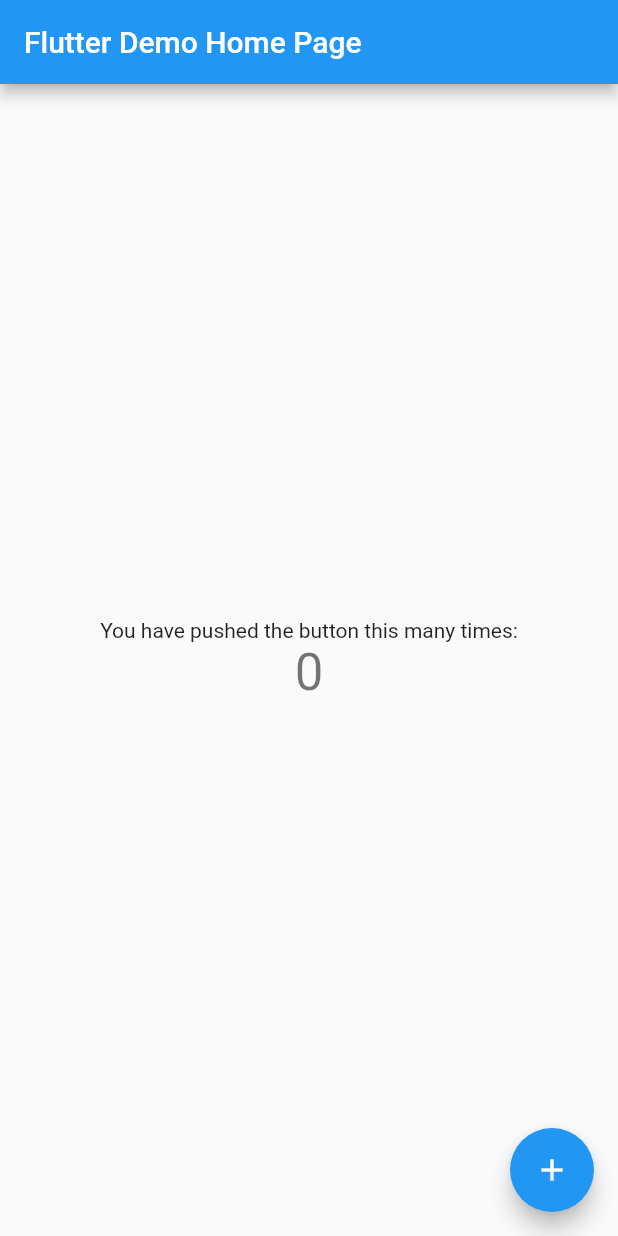
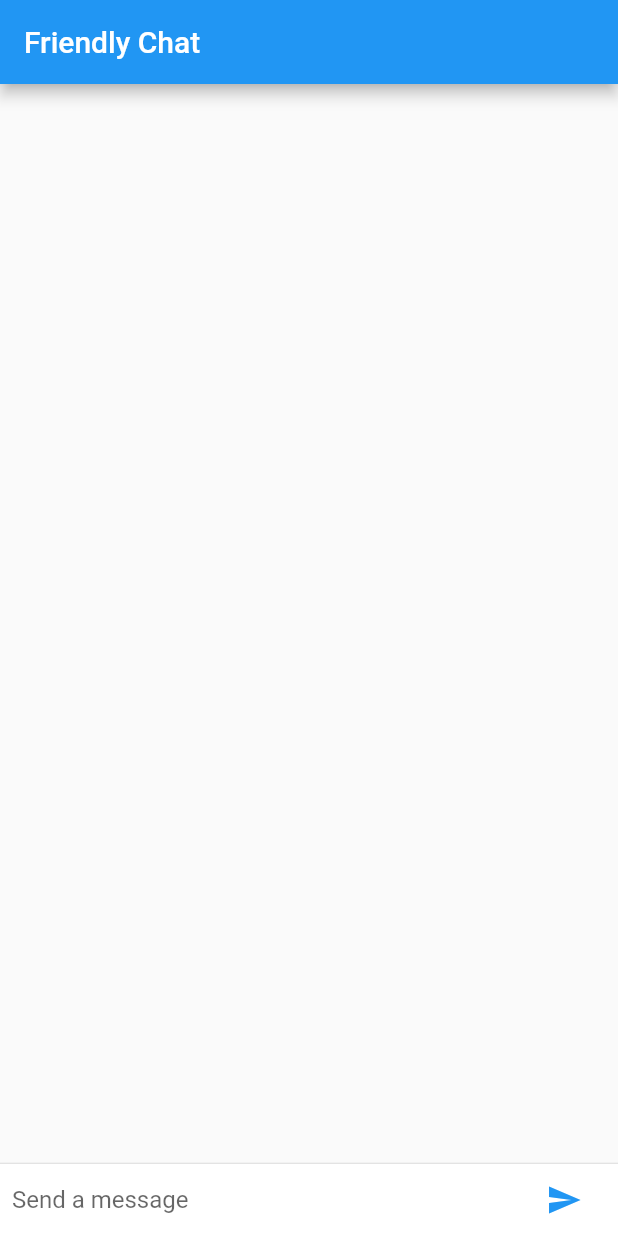
Before and after one commit to onikazu/LocalChatApp, a Flutter app: the screen it shows after launch, on a phone screen of 412 x 824 dp. Run offline on Flutter 3.47's test engine with Material 2 defaults, Android fonts, the phone set to English and light mode, and no system bars.

Commit message:
almost done

```diff
--- a/lib/main.dart
+++ b/lib/main.dart
@@ -1,111 +1,90 @@
 import 'package:flutter/material.dart';
+import 'package:local_chat_app/services/message_service.dart';
+import 'package:provider/provider.dart';
+import 'widgets/chat_message.dart';
 
 void main() => runApp(MyApp());
 
+
 class MyApp extends StatelessWidget {
-  // This widget is the root of your application.
+  final String title = "Friendly Chat";
+
   @override
   Widget build(BuildContext context) {
     return MaterialApp(
-      title: 'Flutter Demo',
-      theme: ThemeData(
-        // This is the theme of your application.
-        //
-        // Try running your application with "flutter run". You'll see the
-        // application has a blue toolbar. Then, without quitting the app, try
-        // changing the primarySwatch below to Colors.green and then invoke
-        // "hot reload" (press "r" in the console where you ran "flutter run",
-        // or simply save your changes to "hot reload" in a Flutter IDE).
-        // Notice that the counter didn't reset back to zero; the application
-        // is not restarted.
-        primarySwatch: Colors.blue,
+      title: title,
+      home: ChangeNotifierProvider<ChatMessageService>(
+        create: (_) => ChatMessageService(),
+        child: HomePage()
       ),
-      home: MyHomePage(title: 'Flutter Demo Home Page'),
     );
   }
 }
 
-class MyHomePage extends StatefulWidget {
-  MyHomePage({Key key, this.title}) : super(key: key);
 
-  // This widget is the home page of your application. It is stateful, meaning
-  // that it has a State object (defined below) that contains fields that affect
-  // how it looks.
+class HomePage extends StatelessWidget {
+  final String title = "Friendly Chat";
+  final TextEditingController _textEditingController = TextEditingController();
 
-  // This class is the configuration for the state. It holds the values (in this
-  // case the title) provided by the parent (in this case the App widget) and
-  // used by the build method of the State. Fields in a Widget subclass are
-  // always marked "final".
-
-  final String title;
-
-  @override
-  _MyHomePageState createState() => _MyHomePageState();
-}
-
-class _MyHomePageState extends State<MyHomePage> {
-  int _counter = 0;
-
-  void _incrementCounter() {
-    setState(() {
-      // This call to setState tells the Flutter framework that something has
-      // changed in this State, which causes it to rerun the build method below
-      // so that the display can reflect the updated values. If we changed
-      // _counter without calling setState(), then the build method would not be
-      // called again, and so nothing would appear to happen.
-      _counter++;
-    });
+  Widget _buildTextComposer(BuildContext context) {
+    final chat_message_service = Provider.of<ChatMessageService>(context);
+    return IconTheme(
+      data: IconThemeData(color: Theme.of(context).accentColor),
+      child: Container(
+        margin: const EdgeInsets.symmetric(horizontal: 8.0),
+        child: Row(
+          children: <Widget>[
+            Flexible(
+              child: TextField(
+                controller: _textEditingController,
+                decoration: InputDecoration.collapsed(hintText: "Send a message"),
+              )
+            ),
+            Container(
+              margin: EdgeInsets.symmetric(horizontal: 4.0),
+              child: IconButton(
+                icon: Icon(Icons.send),
+                onPressed: () {
+                  ChatMessage message = new ChatMessage(
+                    text: _textEditingController.text,
+                  );
+                  _textEditingController.clear();
+                  chat_message_service.add_message(message);
+                },
+              ),
+            )
+          ],
+        )
+      ),
+    );
   }
 
   @override
   Widget build(BuildContext context) {
-    // This method is rerun every time setState is called, for instance as done
-    // by the _incrementCounter method above.
-    //
-    // The Flutter framework has been optimized to make rerunning build methods
-    // fast, so that you can just rebuild anything that needs updating rather
-    // than having to individually change instances of widgets.
+    final chat_message_service = Provider.of<ChatMessageService>(context);
     return Scaffold(
       appBar: AppBar(
-        // Here we take the value from the MyHomePage object that was created by
-        // the App.build method, and use it to set our appbar title.
-        title: Text(widget.title),
+        title: Text(title),
       ),
-      body: Center(
-        // Center is a layout widget. It takes a single child and positions it
-        // in the middle of the parent.
-        child: Column(
-          // Column is also a layout widget. It takes a list of children and
-          // arranges them vertically. By default, it sizes itself to fit its
-          // children horizontally, and tries to be as tall as its parent.
-          //
-          // Invoke "debug painting" (press "p" in the console, choose the
-          // "Toggle Debug Paint" action from the Flutter Inspector in Android
-          // Studio, or the "Toggle Debug Paint" command in Visual Studio Code)
-          // to see the wireframe for each widget.
-          //
-          // Column has various properties to control how it sizes itself and
-          // how it positions its children. Here we use mainAxisAlignment to
-          // center the children vertically; the main axis here is the vertical
-          // axis because Columns are vertical (the cross axis would be
-          // horizontal).
-          mainAxisAlignment: MainAxisAlignment.center,
-          children: <Widget>[
-            Text(
-              'You have pushed the button this many times:',
+      body: Column(
+        children: <Widget>[
+          Flexible(
+            child: ListView.builder(
+              padding: EdgeInsets.all(8.0),
+              reverse: true,
+              itemBuilder: (_, int index) => chat_message_service.messages[index],
+              itemCount: chat_message_service.messages.length,
             ),
-            Text(
-              '$_counter',
-              style: Theme.of(context).textTheme.display1,
+          ),
+          Divider(height: 1.0),
+          Container(
+            decoration: BoxDecoration(
+              color: Theme.of(context).cardColor
             ),
-          ],
-        ),
+            child: _buildTextComposer(context),
+          ),
+        ],
       ),
-      floatingActionButton: FloatingActionButton(
-        onPressed: _incrementCounter,
-        tooltip: 'Increment',
-        child: Icon(Icons.add),
-      ), // This trailing comma makes auto-formatting nicer for build methods.
     );
   }
 }
--- /dev/null
+++ b/lib/services/message_service.dart
@@ -0,0 +1,16 @@
+import 'package:flutter/cupertino.dart';
+import 'package:local_chat_app/widgets/chat_message.dart';
+
+class ChatMessageService extends ChangeNotifier {
+  List<ChatMessage> _messages = <ChatMessage>[];
+  int _num_messages = 0;
+
+  List<ChatMessage> get messages => _messages;
+  int get num_messages => _num_messages;
+
+  void add_message(message){
+    _num_messages++;
+    _messages.insert(0, message);
+    notifyListeners();
+  }
+}
--- /dev/null
+++ b/lib/widgets/chat_message.dart
@@ -0,0 +1,34 @@
+import 'package:flutter/material.dart';
+
+class ChatMessage extends StatelessWidget {
+  ChatMessage({this.text});
+  final String text;
+  final String _name = "KazSapp";
+
+  @override
+  Widget build(BuildContext context) {
+    return Container(
+      margin: const EdgeInsets.symmetric(vertical: 10.0),
+      child: Row(
+        crossAxisAlignment: CrossAxisAlignment.start,
+        children: <Widget>[
+          Container(
+            margin: const EdgeInsets.only(right: 16.0),
+            child: CircleAvatar(child: Text(_name[0])),
+          ),
+          Column(
+            crossAxisAlignment: CrossAxisAlignment.start,
+            children: <Widget>[
+              Text(_name, style: Theme.of(context).textTheme.subhead,),
+              Container(
+                margin: const EdgeInsets.only(top: 5.0),
+                child: Text(text),
+              )
+            ],
+          ),
+        ],
+
+      ),
+    );
+  }
+}
--- a/pubspec.yaml
+++ b/pubspec.yaml
@@ -19,6 +19,7 @@ environment:
 dependencies:
   flutter:
     sdk: flutter
+  provider: ^3.1.0+1
 
   # The following adds the Cupertino Icons font to your application.
   # Use with the CupertinoIcons class for iOS style icons.
```
Also changed, not shown: pubspec.lock, 1 other file.
